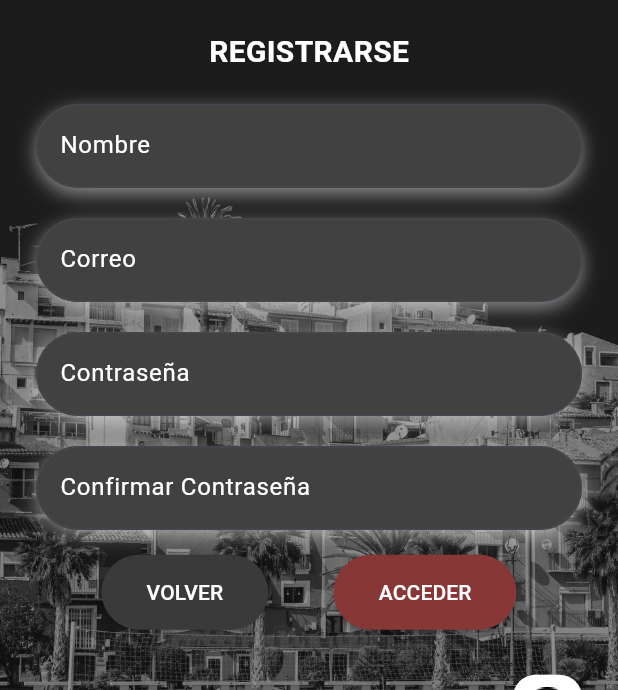
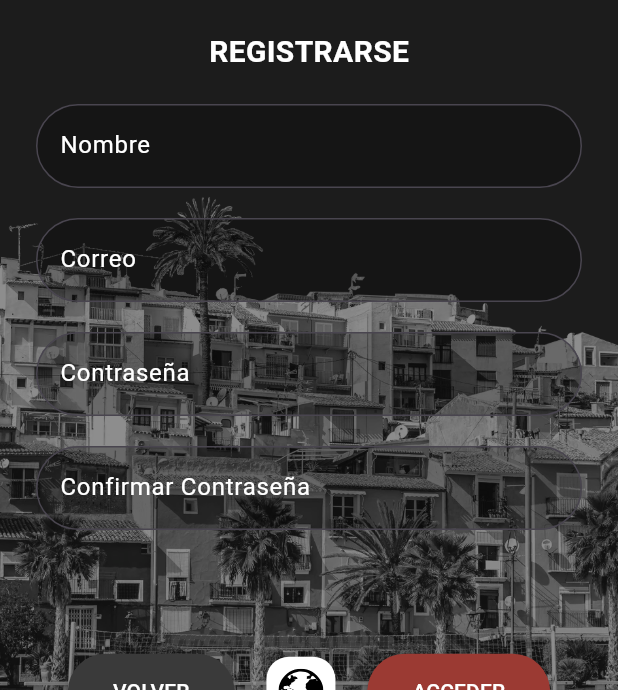
Before and after one commit to christian1dam/vilaexplorer, a Flutter app: the RegisterPage screen opened directly, on a phone screen of 412 x 824 dp, the part 546-1236 px from its top. Run offline on Flutter 3.47's test engine with Material 3 defaults, Android fonts, the phone set to English and light mode, and no system bars; our stand-ins replace flutter_map, flutter_svg, latlong2.

Commit message:
Cambios visuales en Login y Register y añadido de cambio de lenguajes en login

```diff
--- a/lib/src/pages/gastronomia/categoria_platos.dart
+++ b/lib/src/pages/gastronomia/categoria_platos.dart
@@ -19,7 +19,7 @@ class CategoriaPlatos extends StatelessWidget {
   final VoidCallback onClose;
   final ValueChanged<String> onPlatilloSelected;
 
-  CategoriaPlatos({
+  const CategoriaPlatos({
     super.key,
     required this.category,
     required this.onClose,
--- a/lib/src/pages/passwordRecover_page.dart
+++ b/lib/src/pages/passwordRecover_page.dart
@@ -96,7 +96,7 @@ class _PasswordRecoverPageState extends State<PasswordRecoverPage> {
                       const SizedBox(height: 20),
                       if (!_isButtonEnabled) // Mostrar el contador solo si el botón está deshabilitado
                         Text(
-                          'Por favor, espera $_counter segundos.',
+                          'Podrás reenviar en $_counter segundos.',
                           style: const TextStyle(
                             color: Colors.white,
                             fontSize: 16,
--- a/lib/src/pages/register_page.dart
+++ b/lib/src/pages/register_page.dart
@@ -1,4 +1,5 @@
 import 'package:flutter/material.dart';
+import 'package:flutter_svg/svg.dart';
 import 'package:vilaexplorer/src/pages/homePage/home_page.dart';
 import 'package:vilaexplorer/src/pages/login_page.dart';
 
@@ -12,6 +13,7 @@ class RegisterPage extends StatefulWidget {
 class _RegisterPageState extends State<RegisterPage> with SingleTickerProviderStateMixin {
   late AnimationController _rotationController;
   late Animation<double> _rotationAnimation;
+  late Animation<double> _buttonAnimation;
 
   @override
   void initState() {
@@ -27,7 +29,13 @@ class _RegisterPageState extends State<RegisterPage> with SingleTickerProviderSt
       curve: Curves.easeInOut,
     );
 
-    _rotationController.forward();
+    // Ahora inicializamos correctamente la animación de los botones
+    _buttonAnimation = CurvedAnimation(
+      parent: _rotationController, // Usamos el mismo AnimationController
+      curve: Curves.easeInOut,  // Ajusta la curva como desees
+    );
+
+    _rotationController.forward();  // Inicia la animación de rotación
   }
 
   @override
@@ -77,7 +85,9 @@ class _RegisterPageState extends State<RegisterPage> with SingleTickerProviderSt
                   const SizedBox(height: 20),
 
                   // Título
-                  RichText(
+                  Hero(
+                    tag: 'textHero', // Debe coincidir con el `tag` de LoginPage
+                    child: RichText(
                       text: TextSpan(
                         children: [
                           TextSpan(
@@ -101,6 +111,8 @@ class _RegisterPageState extends State<RegisterPage> with SingleTickerProviderSt
                         ],
                       ),
                     ),
+                  ),
+
                   const SizedBox(height: 20),
                   const Text(
                     'REGISTRARSE',
@@ -122,10 +134,15 @@ class _RegisterPageState extends State<RegisterPage> with SingleTickerProviderSt
                   _buildTextField('Confirmar Contraseña', true),
 
                   // Espacio desde el fondo del 10%
-                  SizedBox(height: MediaQuery.of(context).size.height * 0.02),
+                  SizedBox(height: MediaQuery.of(context).size.height * 0.10),
 
                   // Botones de registro y entrar
-                  Row(
+                  SlideTransition(
+                    position: Tween<Offset>(
+                      begin: Offset(0.0, 0.5), // Desplazar hacia arriba
+                      end: Offset.zero,
+                    ).animate(_buttonAnimation),
+                    child: Row(
                       mainAxisAlignment: MainAxisAlignment.spaceEvenly,
                       children: [
                         ElevatedButton(
@@ -138,7 +155,8 @@ class _RegisterPageState extends State<RegisterPage> with SingleTickerProviderSt
                               PageRouteBuilder(
                                 pageBuilder: (context, animation, secondaryAnimation) => LoginPage(),
                                 transitionsBuilder: (context, animation, secondaryAnimation, child) {
-                                const begin = Offset(1.0, 0.0);
+                                  // Cambiar Offset a (-1.0, 0.0) para deslizar hacia la izquierda
+                                  const begin = Offset(-0.0, 1.0);
                                   const end = Offset.zero;
                                   const curve = Curves.easeInOut;
 
@@ -149,7 +167,7 @@ class _RegisterPageState extends State<RegisterPage> with SingleTickerProviderSt
                                     child: child,
                                   );
                                 },
-                              transitionDuration: const Duration(milliseconds: 500),
+                                transitionDuration: const Duration(seconds: 1),
                               ),
                             );
                           },
@@ -158,17 +176,29 @@ class _RegisterPageState extends State<RegisterPage> with SingleTickerProviderSt
                             style: TextStyle(color: Colors.white),
                           ),
                         ),
+                        Container(
+                          decoration: BoxDecoration(
+                            color: Colors.white,
+                            borderRadius: BorderRadius.circular(15),
+                          ),
+                          padding: const EdgeInsets.all(8.0),
+                          child: SvgPicture.asset(
+                            'lib/icon/language.svg',
+                            height: 30,
+                            width: 30,
+                          )
+                        ),
                         ElevatedButton(
                           style: ElevatedButton.styleFrom(
-                          backgroundColor: const Color.fromARGB(255, 136, 55, 55),
+                            backgroundColor: const Color.fromARGB(255, 155, 58, 51),
                             padding: const EdgeInsets.symmetric(horizontal: 30, vertical: 15),
                           ),
                           onPressed: () {
-                          Navigator.of(context).push(
+                            Navigator.of(context).pushReplacement(
                               PageRouteBuilder(
                                 pageBuilder: (context, animation, secondaryAnimation) => MyHomePage(),
                                 transitionsBuilder: (context, animation, secondaryAnimation, child) {
-                                const begin = Offset(1.0, 0.0);
+                                  const begin = Offset(0.0, 1.0);
                                   const end = Offset.zero;
                                   const curve = Curves.easeInOut;
 
@@ -179,7 +209,7 @@ class _RegisterPageState extends State<RegisterPage> with SingleTickerProviderSt
                                     child: child,
                                   );
                                 },
-                              transitionDuration: const Duration(milliseconds: 500),
+                                transitionDuration: const Duration(seconds: 2),
                               ),
                             );
                           },
@@ -190,24 +220,8 @@ class _RegisterPageState extends State<RegisterPage> with SingleTickerProviderSt
                         ),
                       ],
                     ),
+                  ),
                   const SizedBox(height: 30),
-
-                  // Icono de idioma con fondo blanco
-                  Align(
-                    alignment: Alignment.bottomRight,
-                    child: Container(
-                      decoration: BoxDecoration(
-                        color: Colors.white,
-                        borderRadius: BorderRadius.circular(15), // Esquinas redondeadas
-                      ),
-                      padding: const EdgeInsets.all(8.0), // Espacio interno
-                      child: Image.asset(
-                        'assets/images/language.png',
-                        height: 30,
-                        width: 30,
-                      ),
-                    ),
-                  ),
                 ],
               ),
             ),
@@ -219,13 +233,6 @@ class _RegisterPageState extends State<RegisterPage> with SingleTickerProviderSt
   Widget _buildTextField(String label, bool isPassword) {
     return Container(
       decoration: BoxDecoration(
-        boxShadow: [
-          BoxShadow(
-            color: Colors.white.withOpacity(0.5), // Sombra blanca
-            blurRadius: 10, // Desenfoque
-            offset: Offset(0, 4), // Desplazamiento horizontal y vertical de la sombra
-          ),
-        ],
         borderRadius: BorderRadius.circular(30), // El mismo radio que el TextField
       ),
       child: TextField(
@@ -234,7 +241,7 @@ class _RegisterPageState extends State<RegisterPage> with SingleTickerProviderSt
           labelText: label,
           labelStyle: const TextStyle(color: Colors.white),
           filled: true,
-          fillColor: Color.fromARGB(255, 65, 65, 65), // Fondo semitransparente
+          fillColor: Colors.black26, // Fondo semitransparente
           border: OutlineInputBorder(
             borderRadius: BorderRadius.circular(30),
           ),
--- a/lib/src/pages/tradicionesPage/tarjetaFiestaTradicion.dart
+++ b/lib/src/pages/tradicionesPage/tarjetaFiestaTradicion.dart
@@ -1,4 +1,5 @@
 import 'package:flutter/material.dart';
+import 'package:vilaexplorer/src/pages/favoritosPage/favorito_page.dart';
 import '../login_page.dart';
 
 class FiestaCard extends StatelessWidget {
```
Also changed, not shown: lib/src/pages/login_page.dart (+52 -45 lines), assets/images/BanderaComunidadValenciana.png (added), assets/images/BanderaEspañola.png (added), assets/images/BanderaInglaterra.png (added), lib/main.dart (line endings or trailing spaces). Lines whose indentation alone changed are shown as unchanged.
